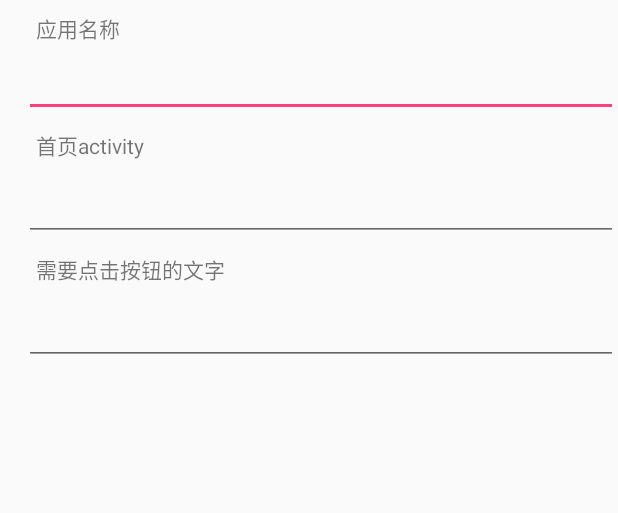
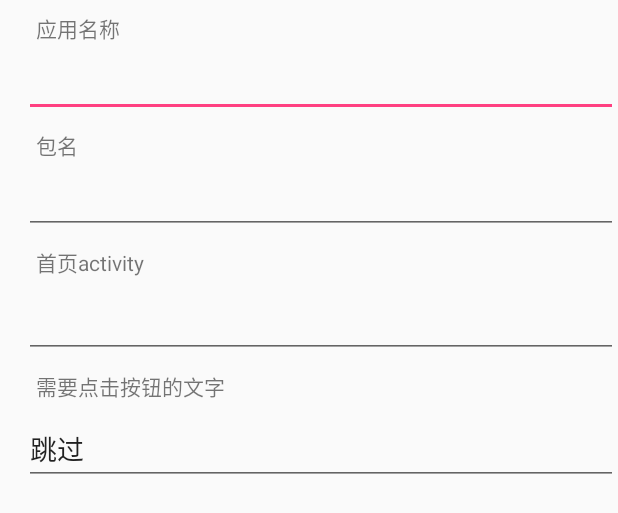
Before and after one commit to lanshifu/adkill, an Android app: the layout layout_update_db.xml on its own in the app's theme, with its tools: preview values and no code run, on a phone screen of 412 x 824 dp. Shown: the top 513 px of the screen. Run offline under Robolectric (Android 15) with nearby library versions, the phone set to English and light mode, and no system bars.

Commit message:
自定义

```diff
--- a/app/src/main/java/com/lanshifu/adkill/ui/AppListActivity.java
+++ b/app/src/main/java/com/lanshifu/adkill/ui/AppListActivity.java
@@ -110,7 +110,8 @@ public class AppListActivity extends AppCompatActivity {
     private void showAddDialog() {
         View view = View.inflate(this ,R.layout.layout_update_db,null);
         final EditText et_app = (EditText) view.findViewById(R.id.et_app);
-        final EditText et_first_activity = (EditText) view.findViewById(R.id.et_package);
+        final EditText et_package = (EditText) view.findViewById(R.id.et_package);
+        final EditText et_first_activity = (EditText) view.findViewById(R.id.et_first_activity);
         final  EditText et_text = (EditText) view.findViewById(R.id.et_text);
         new AlertDialog.Builder(this)
                 .setTitle("手动添加应用")
@@ -121,6 +122,7 @@ public class AppListActivity extends AppCompatActivity {
                     public void onClick(DialogInterface dialog, int which) {
                         dialog.dismiss();
                         KillAdDB db = new  KillAdDB();
+                        db.setPkgName(et_package.getText().toString());
                         db.setFirstActivityName(et_first_activity.getText().toString());
                         db.setText(et_text.getText().toString());
                         db.setAppLabel(et_app.getText().toString());
--- a/app/src/main/java/com/lanshifu/adkill/ui/MainActivity.java
+++ b/app/src/main/java/com/lanshifu/adkill/ui/MainActivity.java
@@ -65,7 +65,8 @@ public class MainActivity extends AppCompatActivity implements View.OnClickListe
         checkSdPermission();
 
         //默认添加应用
-        checkFirstIn();
+//        checkFirstIn();
+        refreshData();
     }
 
     private void checkFirstIn() {
@@ -204,7 +205,7 @@ public class MainActivity extends AppCompatActivity implements View.OnClickListe
     private void refreshData() {
         List<KillAdDB> all = DataSupport.findAll(KillAdDB.class);
         if (all.size() == 0){
-
+            ToastUtil.showShort("还没有添加应用");
         }
         mAdapter.replaceData(all);
     }
--- a/app/src/main/res/layout/layout_update_db.xml
+++ b/app/src/main/res/layout/layout_update_db.xml
@@ -16,6 +16,17 @@
         android:id="@+id/et_app"
         android:layout_width="match_parent"
         android:layout_height="wrap_content"/>
+    <TextView
+        android:layout_width="wrap_content"
+        android:layout_height="wrap_content"
+        android:padding="8dp"
+        android:text="包名"/>
+
+    <EditText
+        android:padding="8dp"
+        android:id="@+id/et_package"
+        android:layout_width="match_parent"
+        android:layout_height="wrap_content"/>
 
     <TextView
         android:layout_width="wrap_content"
@@ -24,7 +35,7 @@
         android:text="首页activity"/>
 
     <EditText
-        android:id="@+id/et_package"
+        android:id="@+id/et_first_activity"
         android:layout_width="match_parent"
         android:layout_height="wrap_content"/>
 
@@ -36,6 +47,7 @@
 
     <EditText
         android:id="@+id/et_text"
+        android:text="跳过"
         android:layout_width="match_parent"
         android:layout_height="wrap_content"/>
 
```
